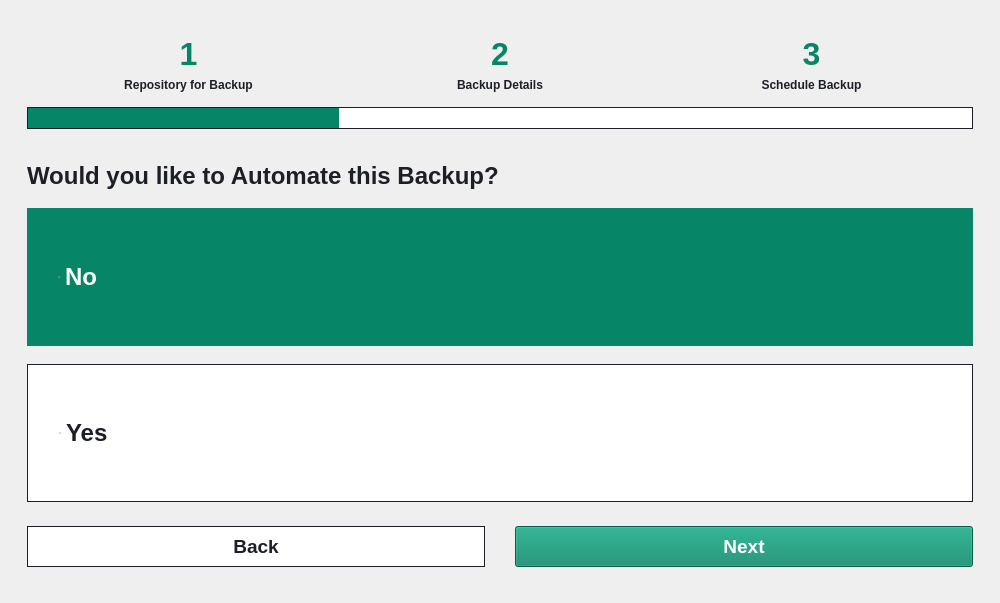
First picture: the form in src/gui/tabs/backup_tab.ui, repository HPE-Backup-and-Recovery-System/ResilioZ, before the edit.
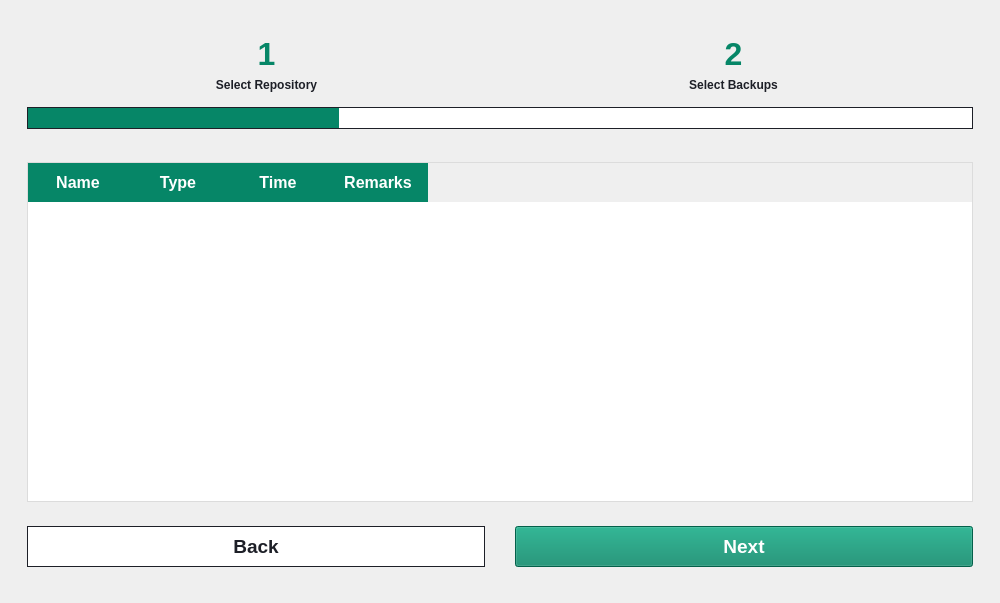
Second picture: the form after the edit. The open tabs and pages were chosen to show the change. Icons and pictures are not drawn.

Commit message: Init List and Compare Backups GUI

What changed in the file:
```diff
--- a/src/gui/tabs/backup_tab.ui
+++ b/src/gui/tabs/backup_tab.ui
@@ -100,6 +100,414 @@
         <property name="currentIndex">
          <number>1</number>
         </property>
+        <widget class="QWidget" name="compareBackupsPage">
+         <layout class="QGridLayout" name="gridLayout_19">
+          <property name="leftMargin">
+           <number>0</number>
+          </property>
+          <property name="topMargin">
+           <number>0</number>
+          </property>
+          <property name="rightMargin">
+           <number>0</number>
+          </property>
+          <property name="bottomMargin">
+           <number>0</number>
+          </property>
+          <item row="0" column="0">
+           <widget class="QFrame" name="frame_17">
+            <property name="frameShape">
+             <enum>QFrame::StyledPanel</enum>
+            </property>
+            <property name="frameShadow">
+             <enum>QFrame::Raised</enum>
+            </property>
+            <layout class="QVBoxLayout" name="verticalLayout_7">
+             <item>
+              <widget class="QFrame" name="frame_18">
+               <property name="sizePolicy">
+                <sizepolicy hsizetype="Preferred" vsizetype="Preferred">
+                 <horstretch>0</horstretch>
+                 <verstretch>0</verstretch>
+                </sizepolicy>
+               </property>
+               <property name="styleSheet">
+                <string notr="true">QLabel {
+	text-align: center;
+}</string>
+               </property>
+               <property name="frameShape">
+                <enum>QFrame::StyledPanel</enum>
+               </property>
+               <property name="frameShadow">
+                <enum>QFrame::Raised</enum>
+               </property>
+               <layout class="QVBoxLayout" name="verticalLayout_8">
+                <item>
+                 <widget class="QFrame" name="frame_19">
+                  <property name="styleSheet">
+                   <string notr="true">QLabel {
+	font-size: 24pt;
+	color: rgb(6, 134, 103);
+}</string>
+                  </property>
+                  <property name="frameShape">
+                   <enum>QFrame::StyledPanel</enum>
+                  </property>
+                  <property name="frameShadow">
+                   <enum>QFrame::Raised</enum>
+                  </property>
+                  <layout class="QHBoxLayout" name="horizontalLayout_8">
+                   <property name="bottomMargin">
+                    <number>0</number>
+                   </property>
+                   <item>
+                    <widget class="QLabel" name="label_12">
+                     <property name="text">
+                      <string>1</string>
+                     </property>
+                     <property name="alignment">
+                      <set>Qt::AlignCenter</set>
+                     </property>
+                    </widget>
+                   </item>
+                   <item>
+                    <widget class="QLabel" name="label_15">
+                     <property name="text">
+                      <string>2</string>
+                     </property>
+                     <property name="alignment">
+                      <set>Qt::AlignCenter</set>
+                     </property>
+                    </widget>
+                   </item>
+                  </layout>
+                 </widget>
+                </item>
+                <item>
+                 <widget class="QFrame" name="frame_20">
+                  <property name="frameShape">
+                   <enum>QFrame::StyledPanel</enum>
+                  </property>
+                  <property name="frameShadow">
+                   <enum>QFrame::Raised</enum>
+                  </property>
+                  <layout class="QHBoxLayout" name="horizontalLayout_9">
+                   <property name="topMargin">
+                    <number>0</number>
+                   </property>
+                   <item>
+                    <widget class="QLabel" name="label_16">
+                     <property name="text">
+                      <string>Select Repository</string>
+                     </property>
+                     <property name="alignment">
+                      <set>Qt::AlignCenter</set>
+                     </property>
+                    </widget>
+                   </item>
+                   <item>
+                    <widget class="QLabel" name="label_17">
+                     <property name="text">
+                      <string>Select Backups</string>
+                     </property>
+                     <property name="alignment">
+                      <set>Qt::AlignCenter</set>
+                     </property>
+                    </widget>
+                   </item>
+                  </layout>
+                 </widget>
+                </item>
+                <item>
+                 <widget class="QProgressBar" name="progressBar_3">
+                  <property name="value">
+                   <number>33</number>
+                  </property>
+                  <property name="textVisible">
+                   <bool>false</bool>
+                  </property>
+                 </widget>
+                </item>
+               </layout>
+              </widget>
+             </item>
+             <item>
+              <widget class="QFrame" name="frame_21">
+               <property name="sizePolicy">
+                <sizepolicy hsizetype="Preferred" vsizetype="Minimum">
+                 <horstretch>0</horstretch>
+                 <verstretch>0</verstretch>
+                </sizepolicy>
+               </property>
+               <property name="styleSheet">
+                <string notr="true">QLabel {
+	font-size: 18pt;
+	font-weight: 500;
+}
+
+QRadioButton {
+	padding: 32px;
+	font-size: 24px;
+	font-weight: 500;
+	background-color: white;
+	color: rgb(29, 31, 39);
+	border: 1px solid rgb(29, 31, 39);
+}
+
+QRadioButton::indicator {
+	width: 0;
+	height: 0;
+}
+
+QRadioButton:hover {
+	background-color: rgb(234, 234, 234);
+}
+
+QRadioButton:checked {
+	color: white;
+	background-color: rgb(6, 134, 103);
+	border: none;
+}</string>
+               </property>
+               <property name="frameShape">
+                <enum>QFrame::StyledPanel</enum>
+               </property>
+               <property name="frameShadow">
+                <enum>QFrame::Raised</enum>
+               </property>
+               <layout class="QGridLayout" name="gridLayout_14">
+                <property name="leftMargin">
+                 <number>0</number>
+                </property>
+                <property name="rightMargin">
+                 <number>0</number>
+                </property>
+                <item row="2" column="0">
+                 <widget class="QFrame" name="frame_22">
+                  <property name="styleSheet">
+                   <string notr="true">QPushButton {
+	font-size: 14pt;
+	padding: 8px;
+	text-align: center;
+}
+
+QPushButton#backButton_3 {
+	background: white;
+	color: rgb(29, 31, 39);
+	border: 1px solid rgb(29, 31, 39);
+}
+
+QPushButton#backButton_3:hover {
+	background: rgb(234, 234, 234);
+}
+
+QPushButton#backButton_3:disabled {
+	background: lightgrey;
+	color: darkgrey;
+	border: none;
+}
+
+QPushButton#nextButton_3:disabled {
+	background: grey;
+}</string>
+                  </property>
+                  <property name="frameShape">
+                   <enum>QFrame::StyledPanel</enum>
+                  </property>
+                  <property name="frameShadow">
+                   <enum>QFrame::Raised</enum>
+                  </property>
+                  <layout class="QHBoxLayout" name="horizontalLayout_10">
+                   <property name="spacing">
+                    <number>30</number>
+                   </property>
+                   <property name="leftMargin">
+                    <number>9</number>
+                   </property>
+                   <property name="rightMargin">
+                    <number>9</number>
+                   </property>
+                   <item>
+                    <widget class="QPushButton" name="backButton_3">
+                     <property name="enabled">
+                      <bool>true</bool>
+                     </property>
+                     <property name="text">
+                      <string>Back</string>
+                     </property>
+                    </widget>
+                   </item>
+                   <item>
+                    <widget class="QPushButton" name="nextButton_3">
+                     <property name="text">
+                      <string>Next</string>
+                     </property>
+                    </widget>
+                   </item>
+                  </layout>
+                 </widget>
+                </item>
+                <item row="1" column="0">
+                 <widget class="QStackedWidget" name="stackedWidget_compareBackup">
+                  <property name="layoutDirection">
+                   <enum>Qt::LeftToRight</enum>
+                  </property>
+                  <property name="styleSheet">
+                   <string notr="true">QPushButton {
+	padding-top: 128px;
+	padding-bottom: 128px;
+	font-size: 28px;
+}</string>
+                  </property>
+                  <property name="currentIndex">
+                   <number>1</number>
+                  </property>
+                  <widget class="QWidget" name="selectRepoPage_compare">
+                   <property name="sizePolicy">
+                    <sizepolicy hsizetype="Preferred" vsizetype="MinimumExpanding">
+                     <horstretch>0</horstretch>
+                     <verstretch>0</verstretch>
+                    </sizepolicy>
+                   </property>
+                   <property name="layoutDirection">
+                    <enum>Qt::LeftToRight</enum>
+                   </property>
+                   <layout class="QGridLayout" name="gridLayout_16">
+                    <property name="leftMargin">
+                     <number>9</number>
+                    </property>
+                    <property name="topMargin">
+                     <number>30</number>
+                    </property>
+                    <property name="rightMargin">
+                     <number>9</number>
+                    </property>
+                    <property name="bottomMargin">
+                     <number>30</number>
+                    </property>
+                    <property name="spacing">
+                     <number>30</number>
+                    </property>
+                    <item row="0" column="0">
+                     <widget class="QPushButton" name="chooseRepoButton_compare">
+                      <property name="sizePolicy">
+                       <sizepolicy hsizetype="Preferred" vsizetype="Fixed">
+                        <horstretch>0</horstretch>
+                        <verstretch>0</verstretch>
+                       </sizepolicy>
+                      </property>
+                      <property name="layoutDirection">
+                       <enum>Qt::LeftToRight</enum>
+                      </property>
+                      <property name="styleSheet">
+                       <string notr="true"/>
+                      </property>
+                      <property name="text">
+                       <string> Choose Repository</string>
+                      </property>
+                      <property name="icon">
+                       <iconset resource="../resources/assets.qrc">
+                        <normaloff>:/assets/icons/icons/box-open.svg</normaloff>:/assets/icons/icons/box-open.svg</iconset>
+                      </property>
+                      <property name="iconSize">
+                       <size>
+                        <width>36</width>
+                        <height>36</height>
+                       </size>
+                      </property>
+                     </widget>
+                    </item>
+                   </layout>
+                  </widget>
+                  <widget class="QWidget" name="tablePage_compare">
+                   <layout class="QGridLayout" name="gridLayout_18">
+                    <item row="0" column="0">
+                     <widget class="QTableWidget" name="compareTable">
+                      <property name="styleSheet">
+                       <string notr="true">* {
+    font-size: 12pt;
+    color: rgb(29, 31, 39);
+}
+
+QHeaderView::section {
+    background-color: rgb(6, 134, 103);
+    color: white;
+    font-weight: bold;
+    padding: 8px 12px;
+    border: none;
+}
+
+QTableCornerButton::section {
+    background-color: rgb(6, 134, 103);
+    border: none;
+}
+
+QTableWidget {
+    background-color: white;
+    selection-background-color: rgb(6, 134, 103);
+    selection-color: white;
+    gridline-color: transparent;
+    border: 1px solid rgb(220, 220, 220);
+    show-decoration-selected: 1;
+}
+
+QTableWidget::item {
+    padding: 6px 10px;
+    border: none;
+    font-weight: normal;
+    color: rgb(29, 31, 39);
+}
+
+QTableWidget::item:hover {
+    background-color: rgba(6, 134, 103, 0.1);
+}
+
+QTableWidget::item:selected {
+    background-color: rgba(6, 134, 103, 0.5);
+    color: white;
+    font-weight: 700;
+}
+
+QTableView {
+    show-decoration-selected: 1;
+}
+</string>
+                      </property>
+                      <column>
+                       <property name="text">
+                        <string>Name</string>
+                       </property>
+                      </column>
+                      <column>
+                       <property name="text">
+                        <string>Type</string>
+                       </property>
+                      </column>
+                      <column>
+                       <property name="text">
+                        <string>Time</string>
+                       </property>
+                      </column>
+                      <column>
+                       <property name="text">
+                        <string>Remarks</string>
+                       </property>
+                      </column>
+                     </widget>
+                    </item>
+                   </layout>
+                  </widget>
+                 </widget>
+                </item>
+               </layout>
+              </widget>
+             </item>
+            </layout>
+           </widget>
+          </item>
+         </layout>
+        </widget>
         <widget class="QWidget" name="menuPage">
          <property name="autoFillBackground">
           <bool>true</bool>
```
Left out of the diff: 416 changed lines with no effect on the pictures. The commit also changes 2 other files.
